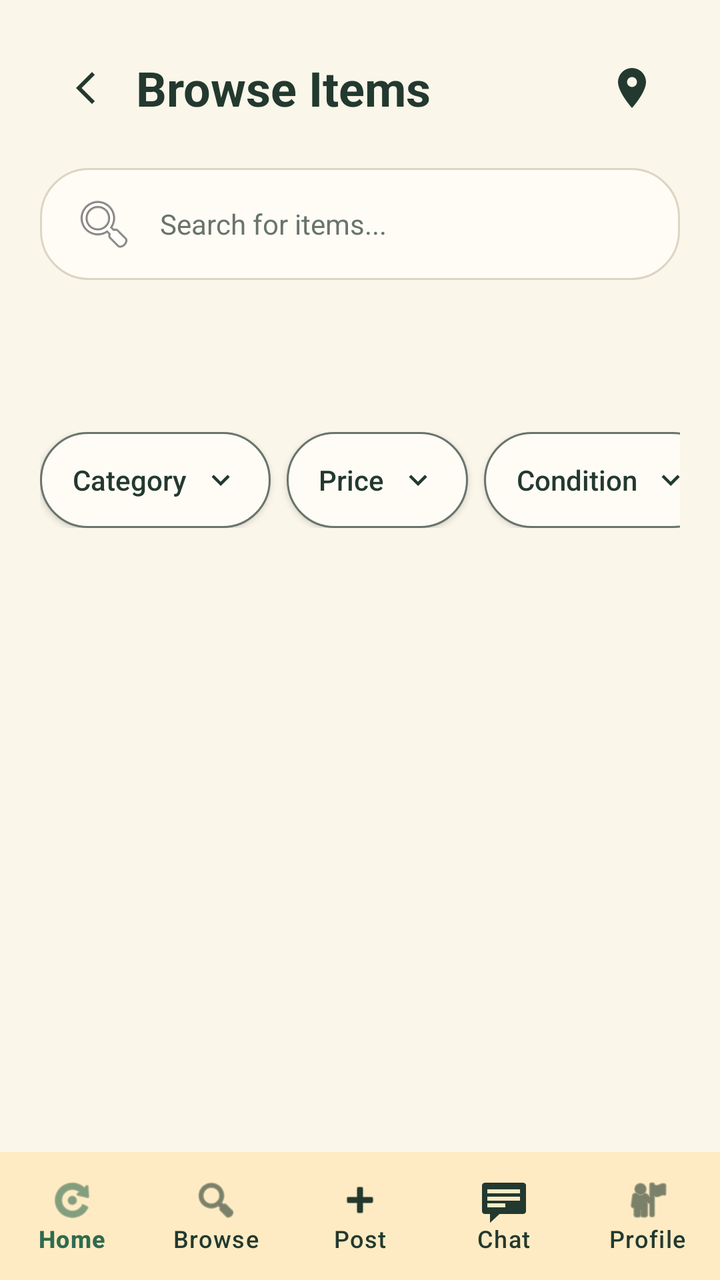
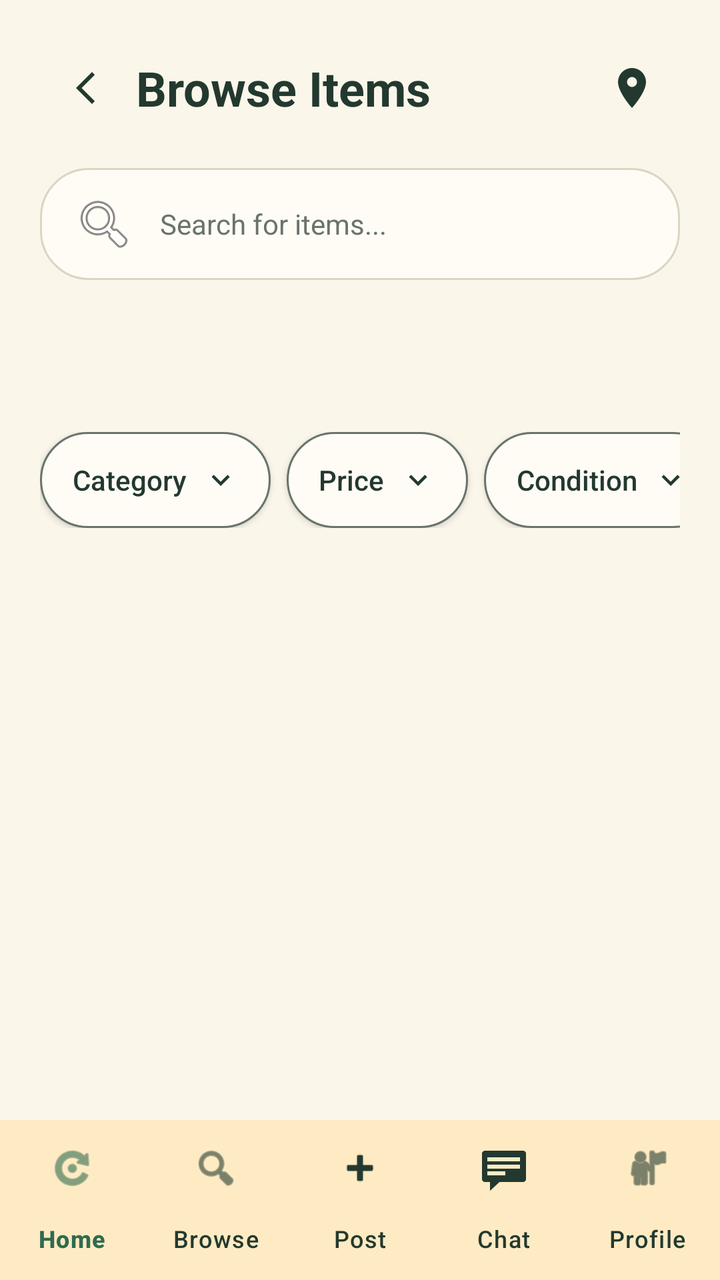

Before-and-after screenshots of an Android layout around one commit, followed by the original layout XML and the change that was made.
<!-- AndroidManifest.xml: application theme Theme.NOXApp -->
<!-- res/layout/activity_browse.xml -->
<?xml version="1.0" encoding="utf-8"?>
<androidx.coordinatorlayout.widget.CoordinatorLayout
    xmlns:android="http://schemas.android.com/apk/res/android"
    xmlns:app="http://schemas.android.com/apk/res-auto"
    android:id="@+id/browseRoot"
    android:layout_width="match_parent"
    android:layout_height="match_parent"
    android:background="@color/nox_cream_bg"
    android:focusableInTouchMode="true">

    <androidx.core.widget.NestedScrollView
        android:id="@+id/browseScroll"
        android:layout_width="match_parent"
        android:layout_height="match_parent"
        android:fillViewport="true"
        android:paddingBottom="72dp">

        <LinearLayout
            android:layout_width="match_parent"
            android:layout_height="wrap_content"
            android:orientation="vertical"
            android:padding="20dp">

            <LinearLayout
                android:layout_width="match_parent"
                android:layout_height="wrap_content"
                android:gravity="center_vertical"
                android:orientation="horizontal">

                <ImageButton
                    android:id="@+id/browseBackButton"
                    android:layout_width="48dp"
                    android:layout_height="48dp"
                    android:background="?attr/selectableItemBackgroundBorderless"
                    android:contentDescription="@string/browse_back"
                    android:padding="12dp"
                    android:src="@drawable/ic_arrow_back"
                    app:tint="@color/nox_dark_green" />

                <TextView
                    android:layout_width="0dp"
                    android:layout_height="wrap_content"
                    android:layout_weight="1"
                    android:accessibilityHeading="true"
                    android:text="@string/browse_title"
                    android:textColor="@color/nox_dark_green"
                    android:textSize="24sp"
                    android:textStyle="bold" />

                <ImageButton
                    android:id="@+id/browseMapButton"
                    android:layout_width="48dp"
                    android:layout_height="48dp"
                    android:background="?attr/selectableItemBackgroundBorderless"
                    android:contentDescription="@string/browse_map"
                    android:padding="12dp"
                    android:src="@drawable/ic_map_pin"
                    app:tint="@color/nox_dark_green" />
            </LinearLayout>

            <EditText
                android:id="@+id/browseSearch"
                android:layout_width="match_parent"
                android:layout_height="wrap_content"
                android:layout_marginTop="16dp"
                android:minHeight="48dp"
                android:background="@drawable/rounded_search_box"
                android:drawableStart="@android:drawable/ic_menu_search"
                android:drawablePadding="12dp"
                android:hint="@string/browse_search_hint"
                android:imeOptions="actionSearch"
                android:inputType="text"
                android:maxLines="1"
                android:paddingHorizontal="16dp"
                android:paddingVertical="12dp"
                android:textColor="@color/nox_dark_green"
                android:textColorHint="@color/nox_subtext"
                android:textSize="14sp" />

            <androidx.recyclerview.widget.RecyclerView
                android:id="@+id/browseCategories"
                android:layout_width="match_parent"
                android:layout_height="wrap_content"
                android:layout_marginTop="16dp"
                android:minHeight="48dp"
                android:clipToPadding="false"
                android:orientation="horizontal" />

            <HorizontalScrollView
                android:id="@+id/browseFilterScroll"
                android:layout_width="match_parent"
                android:layout_height="wrap_content"
                android:layout_marginTop="12dp"
                android:scrollbars="none">

                <LinearLayout
                    android:layout_width="wrap_content"
                    android:layout_height="wrap_content"
                    android:gravity="center_vertical"
                    android:orientation="horizontal">

                    <androidx.appcompat.widget.AppCompatButton
                        android:id="@+id/browseCategoryFilter"
                        style="@style/BrowseFilterButton"
                        android:text="@string/browse_category" />

                    <androidx.appcompat.widget.AppCompatButton
                        android:id="@+id/browsePriceFilter"
                        style="@style/BrowseFilterButton"
                        android:text="@string/browse_price" />

                    <androidx.appcompat.widget.AppCompatButton
                        android:id="@+id/browseConditionFilter"
                        style="@style/BrowseFilterButton"
                        android:text="@string/browse_condition" />

                    <LinearLayout
                        android:id="@+id/browseRadiusPill"
                        android:layout_width="wrap_content"
                        android:layout_height="wrap_content"
                        android:background="@drawable/browse_filter_pill"
                        android:gravity="center_vertical"
                        android:orientation="horizontal"
                        android:paddingStart="16dp"
                        android:paddingEnd="0dp"
                        android:visibility="gone">

                        <TextView
                            android:id="@+id/browseRadiusLabel"
                            android:layout_width="wrap_content"
                            android:layout_height="wrap_content"
                            android:textColor="@color/nox_dark_green"
                            android:textSize="14sp" />

                        <ImageButton
                            android:id="@+id/browseClearRadius"
                            android:layout_width="48dp"
                            android:layout_height="48dp"
                            android:minHeight="48dp"
                            android:background="?attr/selectableItemBackgroundBorderless"
                            android:contentDescription="@string/browse_clear_radius"
                            android:padding="14dp"
                            android:src="@android:drawable/ic_menu_close_clear_cancel"
                            app:tint="@color/nox_dark_green" />
                    </LinearLayout>
                </LinearLayout>
            </HorizontalScrollView>

            <TextView
                android:id="@+id/browseResultCount"
                android:layout_width="match_parent"
                android:layout_height="wrap_content"
                android:layout_marginTop="20dp"
                android:accessibilityLiveRegion="polite"
                android:textColor="@color/nox_subtext"
                android:textSize="14sp" />

            <androidx.recyclerview.widget.RecyclerView
                android:id="@+id/browseResults"
                android:layout_width="match_parent"
                android:layout_height="wrap_content"
                android:layout_marginTop="12dp"
                android:clipToPadding="false"
                android:nestedScrollingEnabled="false" />

            <LinearLayout
                android:id="@+id/browseEmptyState"
                android:layout_width="match_parent"
                android:layout_height="wrap_content"
                android:layout_marginTop="32dp"
                android:gravity="center"
                android:orientation="vertical"
                android:visibility="gone">

                <TextView
                    android:layout_width="match_parent"
                    android:layout_height="wrap_content"
                    android:gravity="center"
                    android:text="@string/browse_empty_title"
                    android:textColor="@color/nox_dark_green"
                    android:textSize="18sp"
                    android:textStyle="bold" />

                <TextView
                    android:layout_width="match_parent"
                    android:layout_height="wrap_content"
                    android:layout_marginTop="8dp"
                    android:gravity="center"
                    android:text="@string/browse_empty_hint"
                    android:textColor="@color/nox_subtext"
                    android:textSize="14sp" />
            </LinearLayout>
        </LinearLayout>
    </androidx.core.widget.NestedScrollView>

    <com.google.android.material.bottomnavigation.BottomNavigationView
        android:id="@+id/bottomNavBar"
        android:layout_width="match_parent"
        android:layout_height="64dp"
        android:layout_gravity="bottom"
        android:background="@color/nox_nav_bg"
        app:itemIconTint="@color/bottom_nav_item"
        app:itemTextColor="@color/bottom_nav_item"
        app:labelVisibilityMode="labeled"
        app:menu="@menu/bottom_navigation" />
</androidx.coordinatorlayout.widget.CoordinatorLayout>
<!-- resources referenced by this layout -->
<resources>
  <color name="nox_cream_bg">#FBF6EA</color>
  <color name="nox_dark_green">#23392F</color>
  <color name="nox_nav_bg">#FFEBC3</color>
  <color name="nox_subtext">#69746B</color>
  <!-- drawable browse_filter_pill (drawable) -->
  <?xml version="1.0" encoding="utf-8"?>
  <selector xmlns:android="http://schemas.android.com/apk/res/android">
      <item android:state_selected="true">
          <shape android:shape="rectangle">
              <solid android:color="@color/nox_card_green" />
              <stroke android:width="1dp" android:color="@color/nox_primary_green" />
              <corners android:radius="24dp" />
          </shape>
      </item>
      <item>
          <shape android:shape="rectangle">
              <solid android:color="@color/nox_field_bg" />
              <stroke android:width="1dp" android:color="@color/nox_subtext" />
              <corners android:radius="24dp" />
          </shape>
      </item>
  </selector>
  <!-- drawable ic_arrow_back (drawable) -->
  <vector xmlns:android="http://schemas.android.com/apk/res/android" android:width="24dp" android:height="24dp" android:viewportWidth="24" android:viewportHeight="24" android:autoMirrored="true">
      <path android:fillColor="#23392F" android:pathData="M15.4,5.4L14,4l-8,8 8,8 1.4,-1.4L8.8,12z" />
  </vector>
  <!-- drawable ic_map_pin (drawable) -->
  <vector xmlns:android="http://schemas.android.com/apk/res/android" android:width="24dp" android:height="24dp" android:viewportWidth="24" android:viewportHeight="24">
      <path android:fillColor="#23392F" android:pathData="M12,2a7,7 0,0 0,-7 7c0,5.25 7,13 7,13s7,-7.75 7,-13a7,7 0,0 0,-7 -7zM12,11.5a2.5,2.5 0,1 1,0 -5a2.5,2.5 0,0 1,0 5z" />
  </vector>
  <!-- drawable rounded_search_box (drawable) -->
  <?xml version="1.0" encoding="utf-8"?>
  <shape xmlns:android="http://schemas.android.com/apk/res/android">
      <solid android:color="@color/nox_field_bg" />
      <corners android:radius="24dp" />
      <stroke android:width="1dp" android:color="#DCD4C4" />
  </shape>
  <string name="browse_back">Back</string>
  <string name="browse_category">Category</string>
  <string name="browse_clear_radius">Clear pickup radius</string>
  <string name="browse_condition">Condition</string>
  <string name="browse_empty_hint">Try clearing a filter</string>
  <string name="browse_empty_title">No items match your search</string>
  <string name="browse_map">Choose pickup area</string>
  <string name="browse_price">Price</string>
  <string name="browse_search_hint">Search for items...</string>
  <string name="browse_title">Browse Items</string>
  <style name="Theme.NOXApp" parent="Base.Theme.NOXApp" />
  <color name="nox_card_green">#A7C8B1</color>
  <color name="nox_primary_green">#2F6B4F</color>
  <color name="nox_field_bg">#FFFCF6</color>
  <!-- drawable ic_chevron_down (drawable) -->
  <vector xmlns:android="http://schemas.android.com/apk/res/android" android:width="18dp" android:height="18dp" android:viewportWidth="24" android:viewportHeight="24">
      <path android:fillColor="#23392F" android:pathData="M7.4,8.6L12,13.2l4.6,-4.6L18,10l-6,6 -6,-6z" />
  </vector>
  <style name="Base.Theme.NOXApp" parent="Theme.Material3.DayNight.NoActionBar">
          
          
      </style>
  <!-- unchanged entries left out for length: 1 -->
</resources>

<!-- the commit's change to res/layout/activity_browse.xml (unified diff, before → after) -->
@@ -196,9 +196,10 @@
     <com.google.android.material.bottomnavigation.BottomNavigationView
         android:id="@+id/bottomNavBar"
         android:layout_width="match_parent"
-        android:layout_height="64dp"
+        android:layout_height="wrap_content"
         android:layout_gravity="bottom"
         android:background="@color/nox_nav_bg"
+        app:paddingBottomSystemWindowInsets="false"
         app:itemIconTint="@color/bottom_nav_item"
         app:itemTextColor="@color/bottom_nav_item"
         app:labelVisibilityMode="labeled"
